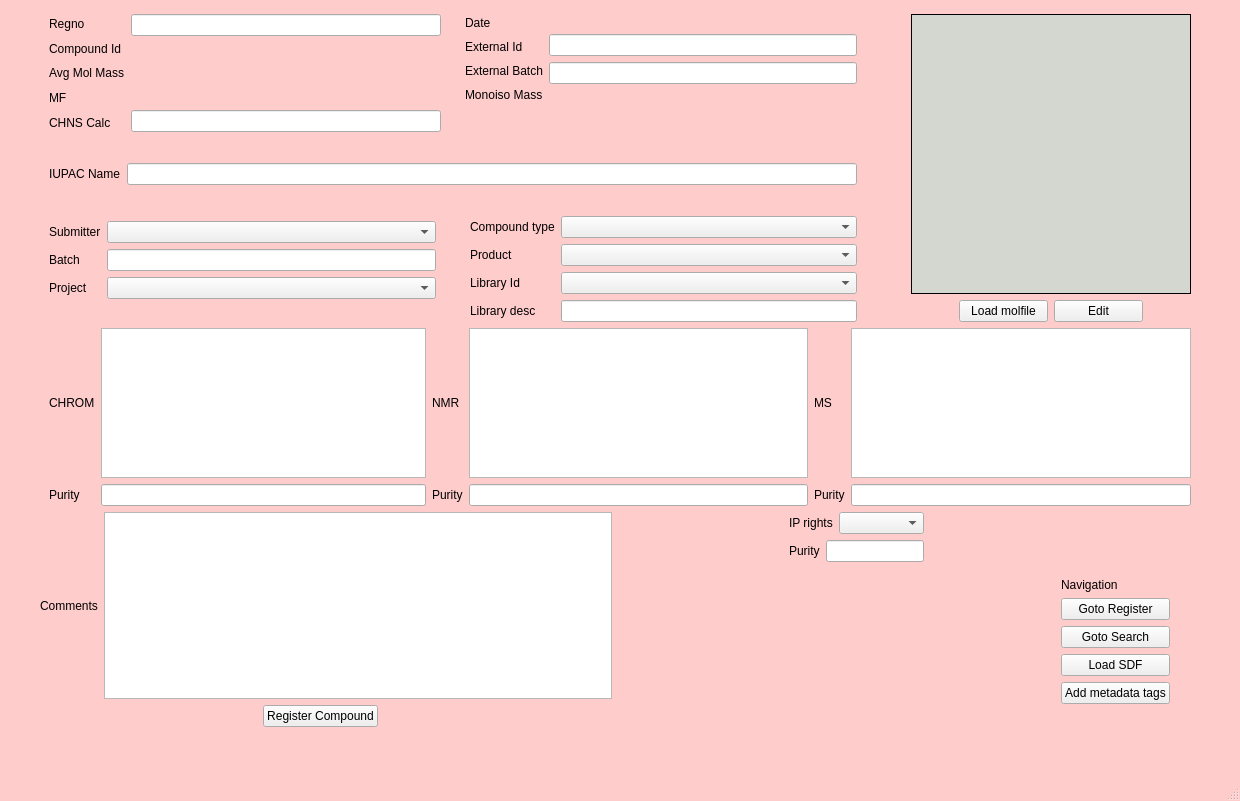
dahlbma/scarab_tornado, file chemReg/assets/regchem.ui: the form before one commit.
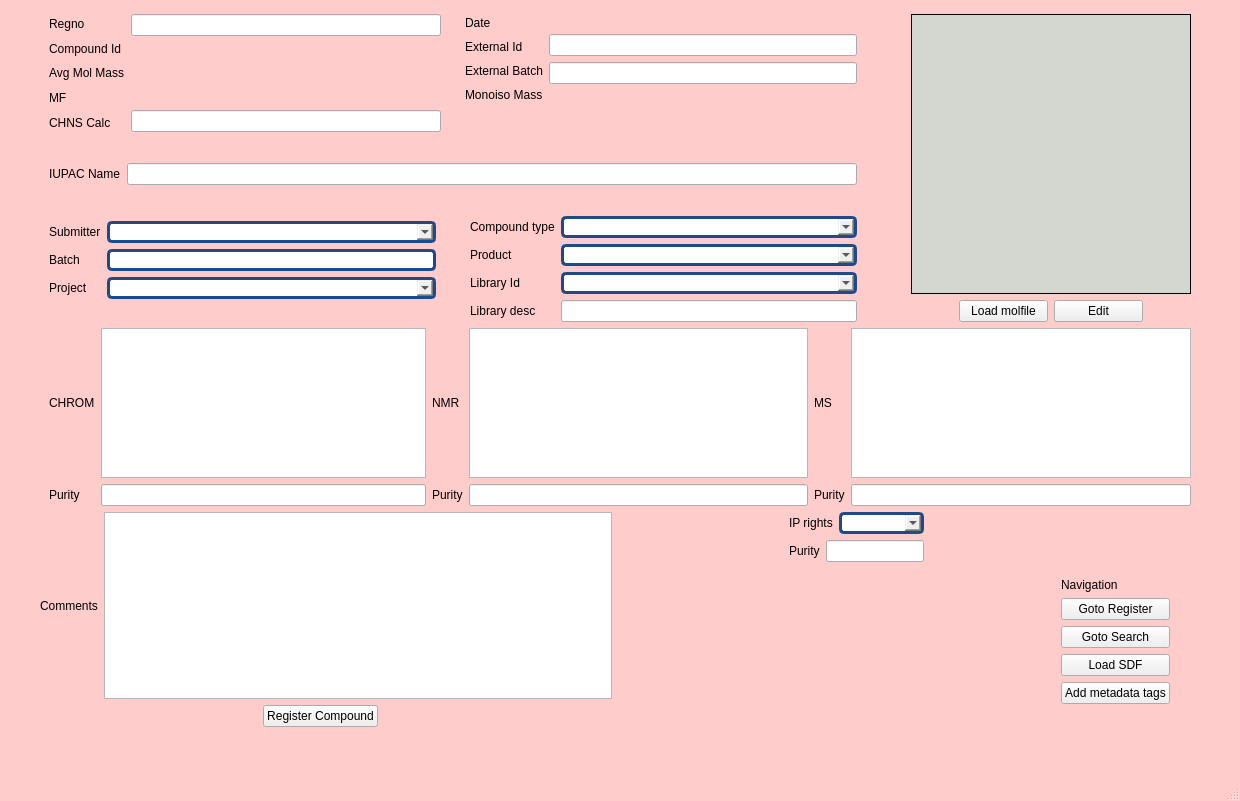
The form after the commit.

Commit message: conditional highlighting for required fields

Patch:
```diff
--- a/chemReg/assets/regchem.ui
+++ b/chemReg/assets/regchem.ui
@@ -351,13 +351,34 @@
                 <item>
                  <layout class="QVBoxLayout" name="verticalLayout_17">
                   <item>
-                   <widget class="QComboBox" name="submitter_cb"/>
+                   <widget class="QComboBox" name="submitter_cb">
+                    <property name="styleSheet">
+                     <string notr="true">border-style: solid;
+border-color: rgb(32, 74, 135);
+border-width: 3px;
+border-radius: 5px;</string>
+                    </property>
+                   </widget>
                   </item>
                   <item>
-                   <widget class="QLineEdit" name="batch_eb"/>
+                   <widget class="QLineEdit" name="batch_eb">
+                    <property name="styleSheet">
+                     <string notr="true">border-style: solid;
+border-color: rgb(32, 74, 135);
+border-width: 3px;
+border-radius: 5px;</string>
+                    </property>
+                   </widget>
                   </item>
                   <item>
-                   <widget class="QComboBox" name="project_cb"/>
+                   <widget class="QComboBox" name="project_cb">
+                    <property name="styleSheet">
+                     <string notr="true">border-style: solid;
+border-color: rgb(32, 74, 135);
+border-width: 3px;
+border-radius: 5px;</string>
+                    </property>
+                   </widget>
                   </item>
                  </layout>
                 </item>
@@ -434,13 +455,34 @@
               <item>
                <layout class="QVBoxLayout" name="verticalLayout_12">
                 <item>
-                 <widget class="QComboBox" name="compoundtype_cb"/>
+                 <widget class="QComboBox" name="compoundtype_cb">
+                  <property name="styleSheet">
+                   <string notr="true">border-style: solid;
+border-color: rgb(32, 74, 135);
+border-width: 3px;
+border-radius: 5px;</string>
+                  </property>
+                 </widget>
                 </item>
                 <item>
-                 <widget class="QComboBox" name="product_cb"/>
+                 <widget class="QComboBox" name="product_cb">
+                  <property name="styleSheet">
+                   <string notr="true">border-style: solid;
+border-color: rgb(32, 74, 135);
+border-width: 3px;
+border-radius: 5px;</string>
+                  </property>
+                 </widget>
                 </item>
                 <item>
-                 <widget class="QComboBox" name="libraryid_cb"/>
+                 <widget class="QComboBox" name="libraryid_cb">
+                  <property name="styleSheet">
+                   <string notr="true">border-style: solid;
+border-color: rgb(32, 74, 135);
+border-width: 3px;
+border-radius: 5px;</string>
+                  </property>
+                 </widget>
                 </item>
                 <item>
                  <widget class="QLineEdit" name="librarydesc_eb">
@@ -892,6 +934,12 @@
               <property name="focusPolicy">
                <enum>Qt::StrongFocus</enum>
               </property>
+              <property name="styleSheet">
+               <string notr="true">border-style: solid;
+border-color: rgb(32, 74, 135);
+border-width: 3px;
+border-radius: 5px;</string>
+              </property>
              </widget>
             </item>
            </layout>
```
Left out of the diff: 2 changed lines with no effect on the pictures. The commit also changes 1 other file.
